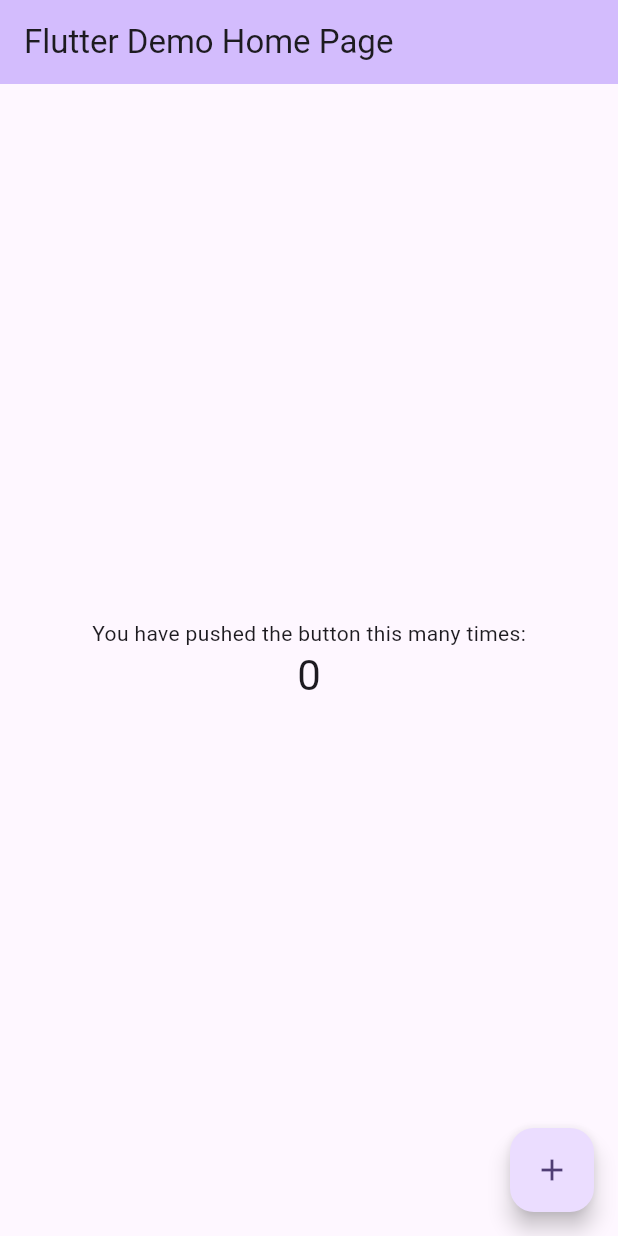
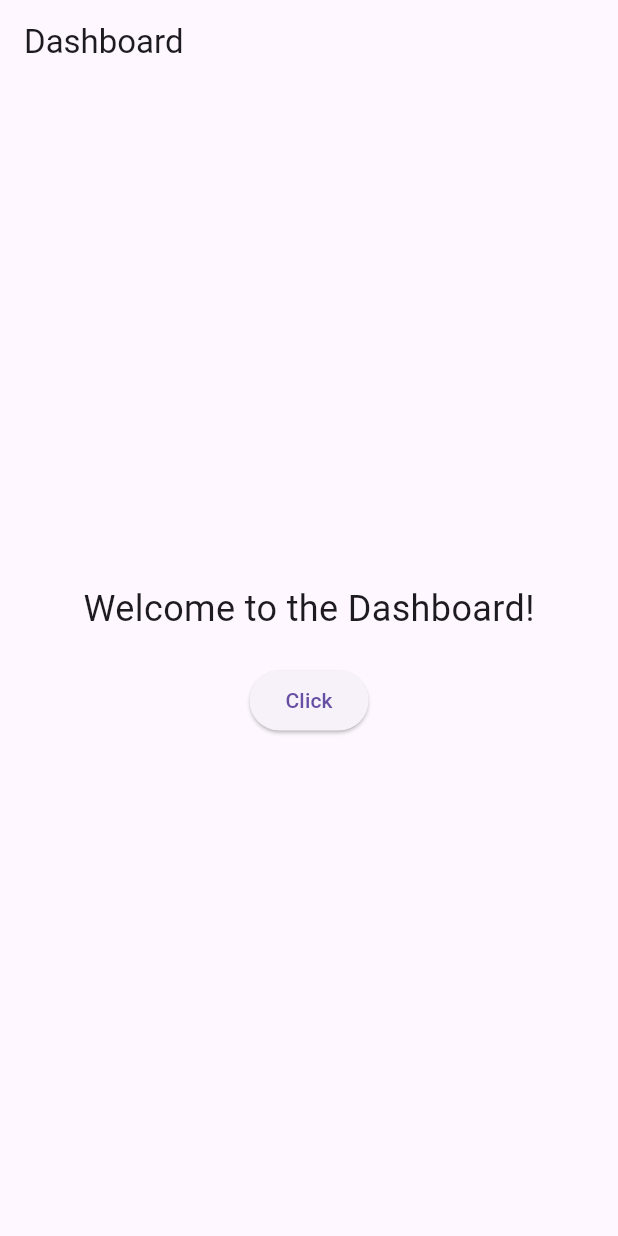
Before and after one commit to abhisheksaxena85/docscanner, a Flutter app: the screen it shows after launch, on a phone screen of 412 x 824 dp. Run offline on Flutter 3.47's test engine with Material 3 defaults, Android fonts, the phone set to English and light mode, and no system bars.

Commit message:
Project Architecture Setup

```diff
--- a/lib/main.dart
+++ b/lib/main.dart
@@ -1,3 +1,4 @@
+import 'package:docscanner/views/screen/dashboard/dashboard.dart';
 import 'package:flutter/material.dart';
 
 void main() {
@@ -7,119 +8,22 @@ void main() {
 class MyApp extends StatelessWidget {
   const MyApp({super.key});
 
-  // This widget is the root of your application.
   @override
   Widget build(BuildContext context) {
     return MaterialApp(
-      title: 'Flutter Demo',
+      title: 'Doc-Scanner',
+      debugShowCheckedModeBanner: false,
       theme: ThemeData(
-        // This is the theme of your application.
-        //
-        // TRY THIS: Try running your application with "flutter run". You'll see
-        // the application has a purple toolbar. Then, without quitting the app,
-        // try changing the seedColor in the colorScheme below to Colors.green
-        // and then invoke "hot reload" (save your changes or press the "hot
-        // reload" button in a Flutter-supported IDE, or press "r" if you used
-        // the command line to start the app).
-        //
-        // Notice that the counter didn't reset back to zero; the application
-        // state is not lost during the reload. To reset the state, use hot
-        // restart instead.
-        //
-        // This works for code too, not just values: Most code changes can be
-        // tested with just a hot reload.
-        colorScheme: ColorScheme.fromSeed(seedColor: Colors.deepPurple),
         useMaterial3: true,
+        buttonTheme: const ButtonThemeData(
+          buttonColor: Colors.blue,
+          textTheme: ButtonTextTheme.primary,
+          shape: RoundedRectangleBorder(
+            borderRadius: BorderRadius.all(Radius.circular(8)),
+          ),
+        ),
       ),
-      home: const MyHomePage(title: 'Flutter Demo Home Page'),
+      home: const Dashboard(),
     );
   }
 }
-
-class MyHomePage extends StatefulWidget {
-  const MyHomePage({super.key, required this.title});
-
-  // This widget is the home page of your application. It is stateful, meaning
-  // that it has a State object (defined below) that contains fields that affect
-  // how it looks.
-
-  // This class is the configuration for the state. It holds the values (in this
-  // case the title) provided by the parent (in this case the App widget) and
-  // used by the build method of the State. Fields in a Widget subclass are
-  // always marked "final".
-
-  final String title;
-
-  @override
-  State<MyHomePage> createState() => _MyHomePageState();
-}
-
-class _MyHomePageState extends State<MyHomePage> {
-  int _counter = 0;
-
-  void _incrementCounter() {
-    setState(() {
-      // This call to setState tells the Flutter framework that something has
-      // changed in this State, which causes it to rerun the build method below
-      // so that the display can reflect the updated values. If we changed
-      // _counter without calling setState(), then the build method would not be
-      // called again, and so nothing would appear to happen.
-      _counter++;
-    });
-  }
-
-  @override
-  Widget build(BuildContext context) {
-    // This method is rerun every time setState is called, for instance as done
-    // by the _incrementCounter method above.
-    //
-    // The Flutter framework has been optimized to make rerunning build methods
-    // fast, so that you can just rebuild anything that needs updating rather
-    // than having to individually change instances of widgets.
-    return Scaffold(
-      appBar: AppBar(
-        // TRY THIS: Try changing the color here to a specific color (to
-        // Colors.amber, perhaps?) and trigger a hot reload to see the AppBar
-        // change color while the other colors stay the same.
-        backgroundColor: Theme.of(context).colorScheme.inversePrimary,
-        // Here we take the value from the MyHomePage object that was created by
-        // the App.build method, and use it to set our appbar title.
-        title: Text(widget.title),
-      ),
-      body: Center(
-        // Center is a layout widget. It takes a single child and positions it
-        // in the middle of the parent.
-        child: Column(
-          // Column is also a layout widget. It takes a list of children and
-          // arranges them vertically. By default, it sizes itself to fit its
-          // children horizontally, and tries to be as tall as its parent.
-          //
-          // Column has various properties to control how it sizes itself and
-          // how it positions its children. Here we use mainAxisAlignment to
-          // center the children vertically; the main axis here is the vertical
-          // axis because Columns are vertical (the cross axis would be
-          // horizontal).
-          //
-          // TRY THIS: Invoke "debug painting" (choose the "Toggle Debug Paint"
-          // action in the IDE, or press "p" in the console), to see the
-          // wireframe for each widget.
-          mainAxisAlignment: MainAxisAlignment.center,
-          children: <Widget>[
-            const Text(
-              'You have pushed the button this many times:',
-            ),
-            Text(
-              '$_counter',
-              style: Theme.of(context).textTheme.headlineMedium,
-            ),
-          ],
-        ),
-      ),
-      floatingActionButton: FloatingActionButton(
-        onPressed: _incrementCounter,
-        tooltip: 'Increment',
-        child: const Icon(Icons.add),
-      ), // This trailing comma makes auto-formatting nicer for build methods.
-    );
-  }
-}
--- /dev/null
+++ b/lib/utils/app_colors.dart
@@ -0,0 +1,9 @@
+import 'package:flutter/material.dart';
+
+class AppColors {
+  static const Color primaryColor = Color(0xFF6200EE);
+  static const Color secondaryColor = Color(0xFF03DAC6);
+  static const Color backgroundColor = Color(0xFFF5F5F5);
+  static const Color textColor = Color(0xFF000000);
+  static const Color errorColor = Color(0xFFB00020);
+}
--- /dev/null
+++ b/lib/views/screen/dashboard/dashboard.dart
@@ -0,0 +1,37 @@
+import 'package:flutter/material.dart';
+
+class Dashboard extends StatefulWidget {
+  const Dashboard({super.key});
+
+  @override
+  State<Dashboard> createState() => _DashboardState();
+}
+
+class _DashboardState extends State<Dashboard> {
+  @override
+  Widget build(BuildContext context) {
+    return Scaffold(
+      appBar: AppBar(
+        title: const Text('Dashboard'),
+      ),
+      body: Center(
+        child: Column(
+          mainAxisAlignment: MainAxisAlignment.center,
+          children: [
+            const Text(
+              'Welcome to the Dashboard!',
+              style: TextStyle(fontSize: 24),
+            ),
+            const SizedBox(height: 20),
+            ElevatedButton(
+              onPressed: () {
+                // Add your button action here
+              },
+              child: const Text('Click'),
+            ),
+          ],
+        ),
+      ),
+    );
+  }
+}
--- a/pubspec.yaml
+++ b/pubspec.yaml
@@ -35,6 +35,9 @@ dependencies:
   # The following adds the Cupertino Icons font to your application.
   # Use with the CupertinoIcons class for iOS style icons.
   cupertino_icons: ^1.0.8
+  flutter_svg: ^2.1.0
+  google_fonts: ^6.2.1
+  flutter_screenutil: ^5.9.3
 
 dev_dependencies:
   flutter_test:
```
Also changed, not shown: lib/utils/themes/appbar_theme.dart (added), lib/utils/themes/button_theme.dart (added), lib/utils/themes/input_textfield_theme.dart (added), pubspec.lock, 7 other files.
